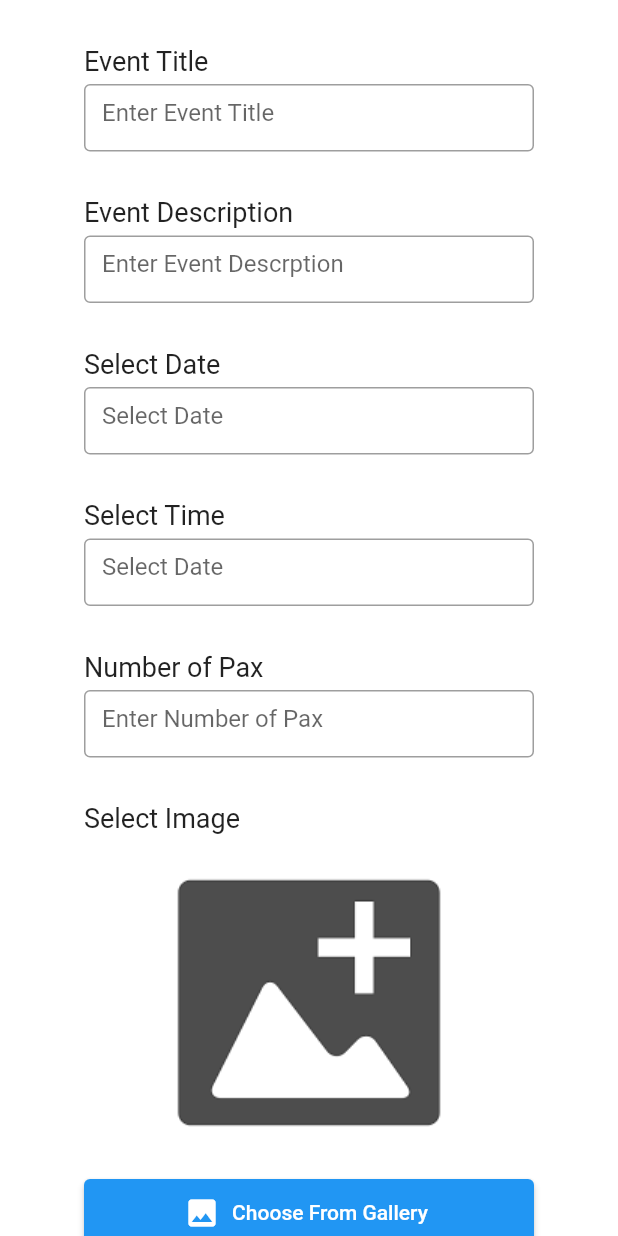
After one commit to Jerjw/bojio, a Flutter app: the AddEventPage screen opened directly, on a phone screen of 412 x 824 dp. The commit adds this screen. Run offline on Flutter 3.47's test engine with Material 2 defaults, Android fonts, the phone set to English and light mode, and no system bars; our stand-ins replace cloud_firestore, firebase_auth, firebase_core, flutter_chat_bubble, image_picker; missing offline and left inert: cupertino_list_tile; accounts and stored records are empty.

```diff
--- /dev/null
+++ b/lib/screens/add_event.dart
@@ -0,0 +1,281 @@
+// ignore_for_file: avoid_print
+
+import 'dart:io';
+import 'package:cloud_firestore/cloud_firestore.dart';
+import 'package:flutter/material.dart';
+import 'package:image_picker/image_picker.dart';
+import 'package:intl/intl.dart';
+import 'package:firebase_auth/firebase_auth.dart';
+
+class AddEventPage extends StatefulWidget {
+  const AddEventPage({Key? key}) : super(key: key);
+
+  @override
+  State<AddEventPage> createState() => _AddEventPageState();
+}
+
+class _AddEventPageState extends State<AddEventPage> {
+  final _formKey = GlobalKey<FormState>();
+
+  var title = '';
+  var description = '';
+  TextEditingController _descriptionTextController = TextEditingController();
+  TextEditingController _titleTextController = TextEditingController();
+  TextEditingController _numPaxTextController = TextEditingController();
+
+  TextEditingController _date = TextEditingController();
+  var date = '';
+
+  TextEditingController _time = TextEditingController();
+  var time = '';
+
+  String buttonName = 'Submit';
+  DateTime dateTime = DateTime.now();
+
+  File? imagefile;
+
+  Future chooseImage(ImageSource source) async {
+    // ignore: deprecated_member_use
+    final pickedFile =
+        await ImagePicker().pickImage(source: ImageSource.gallery);
+
+    if (pickedFile == null) return;
+
+    final imageTemporart = File(pickedFile.path);
+
+    setState(() {
+      imagefile = imageTemporart;
+    });
+  }
+
+  @override
+  Widget build(BuildContext context) {
+    final hours = dateTime.hour.toString().padLeft(2, '0');
+    final minutes = dateTime.minute.toString().padLeft(2, '0');
+
+    return Scaffold(
+        body: SingleChildScrollView(
+            child: Column(
+      mainAxisAlignment: MainAxisAlignment.center,
+      children: [
+        const SizedBox(width: double.infinity),
+        const SizedBox(height: 30),
+        const SizedBox(
+          width: 300,
+          child: Text(
+            'Event Title',
+            style: TextStyle(fontSize: 18),
+          ),
+        ),
+        const SizedBox(height: 5),
+        SizedBox(
+          width: 300,
+          height: 45,
+          child: TextField(
+            controller: _titleTextController,
+            decoration: const InputDecoration(
+                border: OutlineInputBorder(),
+                hintText: "Enter Event Title",
+                labelStyle: TextStyle()),
+            onChanged: (value) {
+              title = value;
+            },
+          ),
+        ),
+        const SizedBox(height: 30),
+        const SizedBox(
+          width: 300,
+          child: Text(
+            'Event Description',
+            style: TextStyle(fontSize: 18),
+          ),
+        ),
+        const SizedBox(height: 5),
+        SizedBox(
+          width: 300,
+          height: 45,
+          child: TextField(
+            controller: _descriptionTextController,
+            decoration: const InputDecoration(
+                border: OutlineInputBorder(),
+                hintText: "Enter Event Descrption",
+                labelStyle: TextStyle()),
+            onChanged: (value) {
+              description = value;
+            },
+          ),
+        ),
+        const SizedBox(height: 30),
+        const SizedBox(
+          width: 300,
+          child: Text(
+            'Select Date',
+            style: TextStyle(fontSize: 18),
+          ),
+        ),
+        const SizedBox(height: 5),
+        SizedBox(
+          width: 300,
+          height: 45,
+          child: TextField(
+            controller: _date,
+            decoration: const InputDecoration(
+                border: OutlineInputBorder(),
+                hintText: "Select Date",
+                labelStyle: TextStyle()),
+            onTap: () async {
+              DateTime? pickedDate = await showDatePicker(
+                  context: context,
+                  initialDate: DateTime.now(),
+                  firstDate: DateTime(1900),
+                  lastDate: DateTime(2101));
+
+              if (pickedDate != null) {
+                setState(() {
+                  _date.text = DateFormat('yyyy-MM-dd').format(pickedDate);
+                });
+              }
+            },
+            onChanged: (value) {
+              date = value;
+            },
+          ),
+        ),
+        const SizedBox(height: 30),
+        const SizedBox(
+          width: 300,
+          child: Text(
+            'Select Time',
+            style: TextStyle(fontSize: 18),
+          ),
+        ),
+        const SizedBox(height: 5),
+        SizedBox(
+          width: 300,
+          height: 45,
+          child: TextField(
+            controller: _time,
+            decoration: const InputDecoration(
+                border: OutlineInputBorder(),
+                hintText: "Select Date",
+                labelStyle: TextStyle()),
+            onTap: () async {
+              TimeOfDay? pickedTime = await showTimePicker(
+                  context: context,
+                  initialTime:
+                      TimeOfDay(hour: dateTime.hour, minute: dateTime.minute));
+
+              if (pickedTime != null) {
+                setState(() {
+                  _time.text = '${pickedTime.hour} : ${pickedTime.minute}';
+                });
+              }
+            },
+            onChanged: (value) {
+              time = value;
+            },
+          ),
+        ),
+        const SizedBox(height: 30),
+        const SizedBox(
+          width: 300,
+          child: Text(
+            'Number of Pax',
+            style: TextStyle(fontSize: 18),
+          ),
+        ),
+        const SizedBox(height: 5),
+        SizedBox(
+          width: 300,
+          height: 45,
+          child: TextField(
+            controller: _numPaxTextController,
+            decoration: InputDecoration(
+                border: OutlineInputBorder(),
+                hintText: "Enter Number of Pax",
+                labelStyle: TextStyle()),
+          ),
+        ),
+        const SizedBox(height: 30),
+        const SizedBox(
+          width: 300,
+          child: Text(
+            'Select Image',
+            style: TextStyle(fontSize: 18),
+          ),
+        ),
+        SizedBox(
+          child: Column(children: [
+            if (imagefile != null)
+              Image.file(
+                imagefile!,
+                width: 250,
+                height: 250,
+                fit: BoxFit.cover,
+              )
+            else
+              Image.asset('assets/imageAdd.png'),
+          ]),
+        ),
+        const SizedBox(height: 5),
+        SizedBox(
+          width: 300,
+          height: 45,
+          child: ElevatedButton.icon(
+            onPressed: () async {
+              chooseImage(ImageSource.gallery);
+            },
+            icon: const Icon(Icons.image),
+            label: const Text('Choose From Gallery'),
+          ),
+        ),
+        const SizedBox(height: 30),
+        SizedBox(
+          width: 300,
+          height: 45,
+          child: ElevatedButton(
+            style: ElevatedButton.styleFrom(
+              onPrimary: Colors.white,
+              primary: Colors.purple,
+            ),
+            onPressed: () async {
+              FirebaseFirestore.instance.collection('events').add({
+                'description': _descriptionTextController.text.trim(),
+                'title': _titleTextController.text.trim(),
+                'date': _date.text.trim(),
+                'time': _time.text.trim(),
+                'numofpax': _numPaxTextController.text.trim()
+              });
+
+              if (_formKey.currentState!.validate()) {
+                ScaffoldMessenger.of(context).showSnackBar(
+                  const SnackBar(
+                    content: Text("Sending Data to Cloud Firestore"),
+                  ),
+                );
+                // events
+                //     .add({'title': title, 'description': description})
+                //     .then((value) => print('Events Added'))
+                //     .catchError(
+                //         (error) => print('Failed to add event: $error'));
+              }
+            },
+            child: Text(buttonName),
+          ),
+        ),
+      ],
+    )));
+  }
+
+  Future<DateTime?> pickDate() => showDatePicker(
+        context: context,
+        initialDate: dateTime,
+        firstDate: DateTime(1900),
+        lastDate: DateTime(2100),
+      );
+
+  Future<TimeOfDay?> pickTime() => showTimePicker(
+        context: context,
+        initialTime: TimeOfDay(hour: dateTime.hour, minute: dateTime.minute),
+      );
+}
--- a/lib/screens/home_screen.dart
+++ b/lib/screens/home_screen.dart
@@ -1,3 +1,4 @@
+import 'package:bojio/screens/add_event.dart';
 import 'package:bojio/screens/chat_screen.dart';
 import 'package:bojio/screens/events_screen.dart';
 import 'package:bojio/screens/notif_screen.dart';
--- a/pubspec.yaml
+++ b/pubspec.yaml
@@ -45,6 +45,7 @@ dependencies:
   logger: ^1.1.0
   cupertino_list_tile: ^0.2.1
   flutter_chat_bubble: ^2.0.0
+  image_picker: ^0.8.5+3
 
 dev_dependencies:
   flutter_test:
```
Also changed, not shown: lib/screens/events_screen.dart (+94 -4 lines), lib/screens/profile_screen.dart (+10 -0 lines), lib/screens/signup_screen.dart (+13 -12 lines), assets/imageAdd.png (added), assets/profile.png (added), pubspec.lock.
